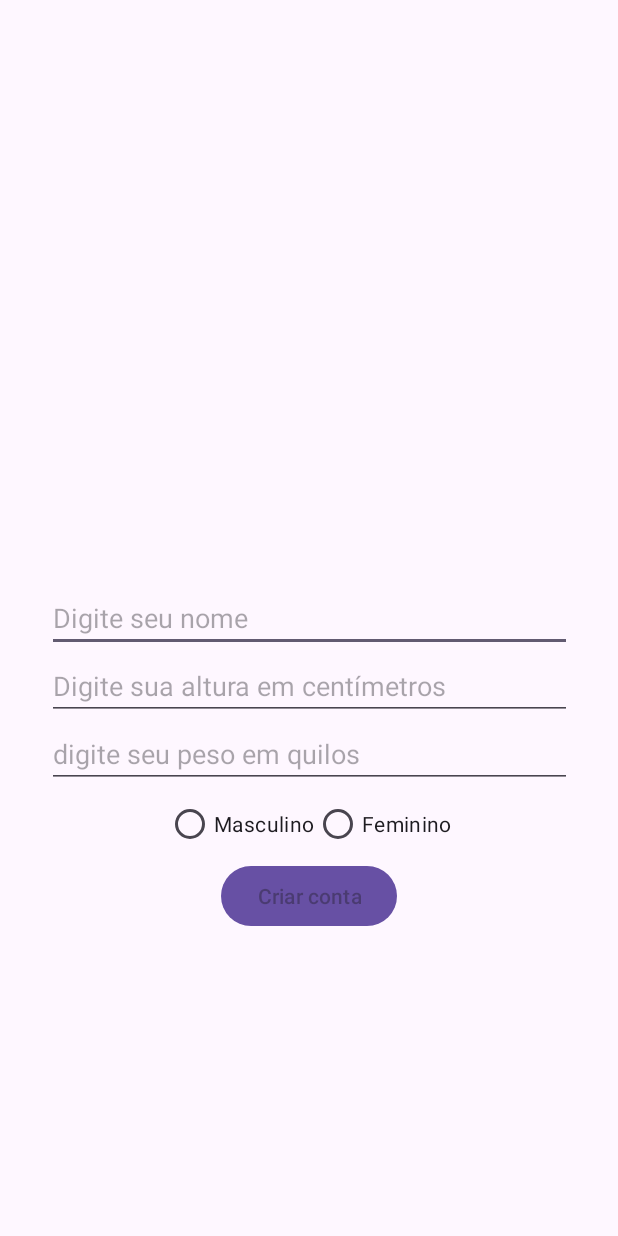
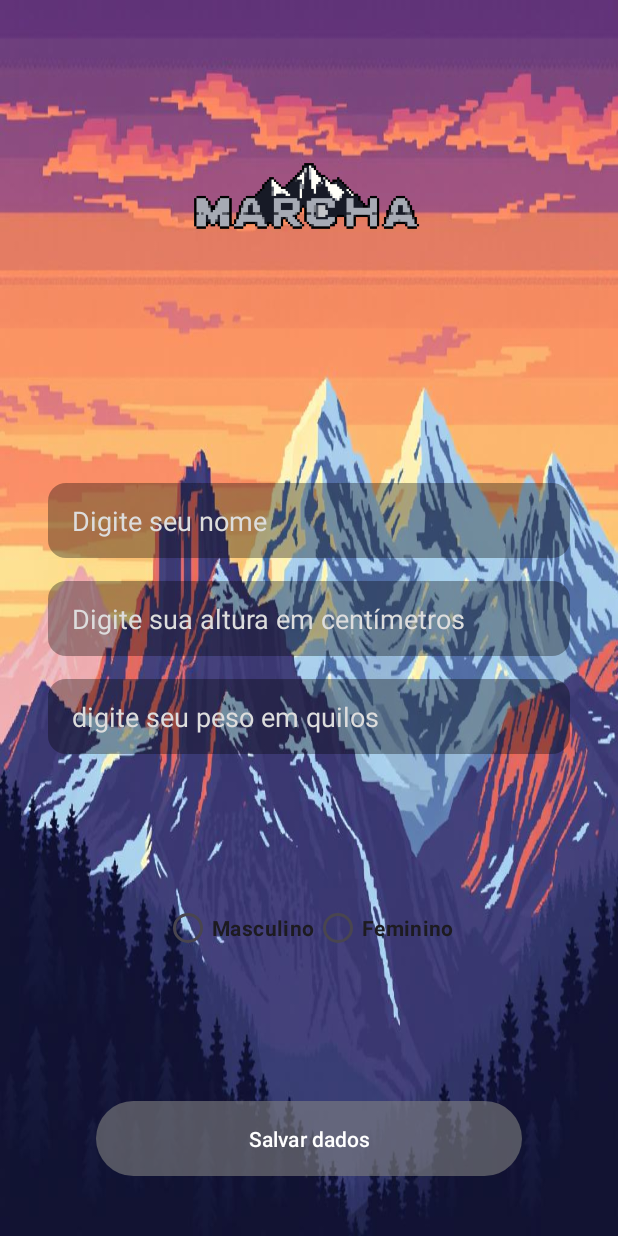
Before and after one commit to joaoVieira1/marcha-project-dmo2, an Android app: the ProfileActivity screen opened directly, with no data from a screen before it, on a phone screen of 412 x 824 dp. Run offline under Robolectric (Android 15) with nearby library versions, the phone set to English and light mode, and no system bars; our stand-ins replace Firebase (no records; nobody signed in at launch, a user with empty details on screens opened directly).

Commit message:
customizing profile screen

```diff
--- a/app/src/main/java/com/project/marcha/ProfileActivity.kt
+++ b/app/src/main/java/com/project/marcha/ProfileActivity.kt
@@ -21,12 +21,17 @@ class ProfileActivity : AppCompatActivity() {
         setContentView(binding.root)
 
         configListeners()
+        uxConfigs()
     }
 
     private fun configListeners(){
         binding.buttonRegister.setOnClickListener {
             persistenceDatabase()
         }
+    }
+
+    private fun uxConfigs(){
+        binding.buttonRegister.backgroundTintList = null
     }
 
     private fun persistenceDatabase(){
--- a/app/src/main/res/layout/activity_profile.xml
+++ b/app/src/main/res/layout/activity_profile.xml
@@ -1,38 +1,70 @@
 <?xml version="1.0" encoding="utf-8"?>
 <androidx.constraintlayout.widget.ConstraintLayout xmlns:android="http://schemas.android.com/apk/res/android"
+    xmlns:app="http://schemas.android.com/apk/res-auto"
+    xmlns:tools="http://schemas.android.com/tools"
+    android:id="@+id/main"
     android:layout_width="match_parent"
     android:layout_height="match_parent"
-    xmlns:app="http://schemas.android.com/apk/res-auto">
+    tools:context=".ProfileActivity"
+    android:background="@drawable/pixel_montain">
+
+    <ImageView
+        android:id="@+id/logo_image"
+        android:layout_width="200dp"
+        android:layout_height="200dp"
+        android:layout_marginTop="40dp"
+        android:src="@drawable/logo"
+        app:layout_constraintTop_toTopOf="parent"
+        app:layout_constraintStart_toStartOf="parent"
+        app:layout_constraintEnd_toEndOf="parent" />
 
     <EditText
         android:id="@+id/editText_name"
-        android:layout_width="350dp"
-        android:layout_height="wrap_content"
+        android:layout_width="0dp"
+        android:layout_height="50dp"
         android:hint="@string/hint_name"
+        android:background="@drawable/edit_text_background"
+        android:paddingHorizontal="16dp"
+        android:textColorHint="#DDDDDD"
+        android:textColor="#FFFFFF"
+        android:inputType="textPassword"
+        android:layout_marginHorizontal="32dp"
+        app:layout_constraintStart_toStartOf="parent"
+        app:layout_constraintEnd_toEndOf="parent"
+        app:layout_constraintBottom_toTopOf="@id/editText_height"
+        android:layout_marginBottom="15dp"/>
+
+    <EditText
+        android:id="@+id/editText_height"
+        android:layout_width="0dp"
+        android:layout_height="50dp"
+        android:hint="@string/hint_height"
+        android:background="@drawable/edit_text_background"
+        android:paddingHorizontal="16dp"
+        android:textColorHint="#DDDDDD"
+        android:textColor="#FFFFFF"
+        android:layout_marginHorizontal="32dp"
         app:layout_constraintStart_toStartOf="parent"
         app:layout_constraintEnd_toEndOf="parent"
         app:layout_constraintTop_toTopOf="parent"
-        app:layout_constraintBottom_toBottomOf="parent"/>
-
-    <EditText
-        android:id="@+id/editText_height"
-        android:layout_width="350dp"
-        android:layout_height="wrap_content"
-        android:hint="@string/hint_height"
-        app:layout_constraintStart_toStartOf="parent"
-        app:layout_constraintEnd_toEndOf="parent"
-        app:layout_constraintTop_toBottomOf="@+id/editText_name"
+        app:layout_constraintBottom_toBottomOf="parent"
         android:inputType="number"/>
 
     <EditText
         android:id="@+id/editText_weight"
-        android:layout_width="350dp"
-        android:layout_height="wrap_content"
+        android:layout_width="0dp"
+        android:layout_height="50dp"
         android:hint="@string/hint_weight"
+        android:background="@drawable/edit_text_background"
+        android:paddingHorizontal="16dp"
+        android:textColorHint="#DDDDDD"
+        android:textColor="#FFFFFF"
+        android:layout_marginHorizontal="32dp"
         app:layout_constraintStart_toStartOf="parent"
         app:layout_constraintEnd_toEndOf="parent"
         app:layout_constraintTop_toBottomOf="@+id/editText_height"
-        android:inputType="numberDecimal"/>
+        android:inputType="numberDecimal"
+        android:layout_marginTop="15dp"/>
 
     <RadioGroup
         android:id="@+id/radioGroupSex"
@@ -41,29 +73,36 @@
         android:orientation="horizontal"
         app:layout_constraintStart_toStartOf="parent"
         app:layout_constraintEnd_toEndOf="parent"
-        app:layout_constraintTop_toBottomOf="@+id/editText_weight">
+        app:layout_constraintTop_toBottomOf="@+id/editText_weight"
+        app:layout_constraintBottom_toTopOf="@id/button_register">
 
         <RadioButton
             android:id="@+id/radioMasculine"
             android:layout_width="wrap_content"
             android:layout_height="wrap_content"
-            android:text="Masculino" />
+            android:text="Masculino"
+            android:textStyle="bold"/>
 
         <RadioButton
             android:id="@+id/radioFeminine"
             android:layout_width="wrap_content"
             android:layout_height="wrap_content"
-            android:text="Feminino" />
+            android:text="Feminino"
+            android:textStyle="bold"/>
     </RadioGroup>
 
     <Button
         android:id="@+id/button_register"
-        android:layout_width="wrap_content"
-        android:layout_height="wrap_content"
-        android:hint="@string/button_register"
-        android:textAllCaps="true"
+        android:layout_width="0dp"
+        android:layout_height="50dp"
+        android:text="@string/button_save_datas"
+        android:textAllCaps="false"
+        android:textColor="#FFFFFF"
+        android:background="@drawable/button_background"
+        android:layout_marginHorizontal="64dp"
         app:layout_constraintStart_toStartOf="parent"
         app:layout_constraintEnd_toEndOf="parent"
-        app:layout_constraintTop_toBottomOf="@id/radioGroupSex"/>
+        app:layout_constraintBottom_toBottomOf="parent"
+        android:layout_marginBottom="40dp"/>
 
 </androidx.constraintlayout.widget.ConstraintLayout>
--- a/app/src/main/res/layout/activity_register.xml
+++ b/app/src/main/res/layout/activity_register.xml
@@ -71,7 +71,7 @@
         android:id="@+id/button_register"
         android:layout_width="0dp"
         android:layout_height="50dp"
-        android:text="@string/button_sign_up"
+        android:text="@string/button_create_count"
         android:textAllCaps="false"
         android:textColor="#FFFFFF"
         android:background="@drawable/button_background"
--- a/app/src/main/res/values/strings.xml
+++ b/app/src/main/res/values/strings.xml
@@ -1,7 +1,7 @@
 <resources>
     <string name="app_name">Marcha Project</string>
     <string name="button_sign_up">Entrar</string>
-    <string name="button_register">Criar conta</string>
+    <string name="button_register">Registre-se</string>
     <string name="hint_email">Digite seu email</string>
     <string name="hint_senha">Digite sua senha</string>
     <string name="login_error">Email e/ou senha inválidos</string>
@@ -11,4 +11,6 @@
     <string name="hint_name">Digite seu nome</string>
     <string name="hint_height">Digite sua altura em centímetros</string>
     <string name="hint_weight">digite seu peso em quilos</string>
+    <string name="button_save_datas">Salvar dados</string>
+    <string name="button_create_count">Criar conta</string>
 </resources>
```
